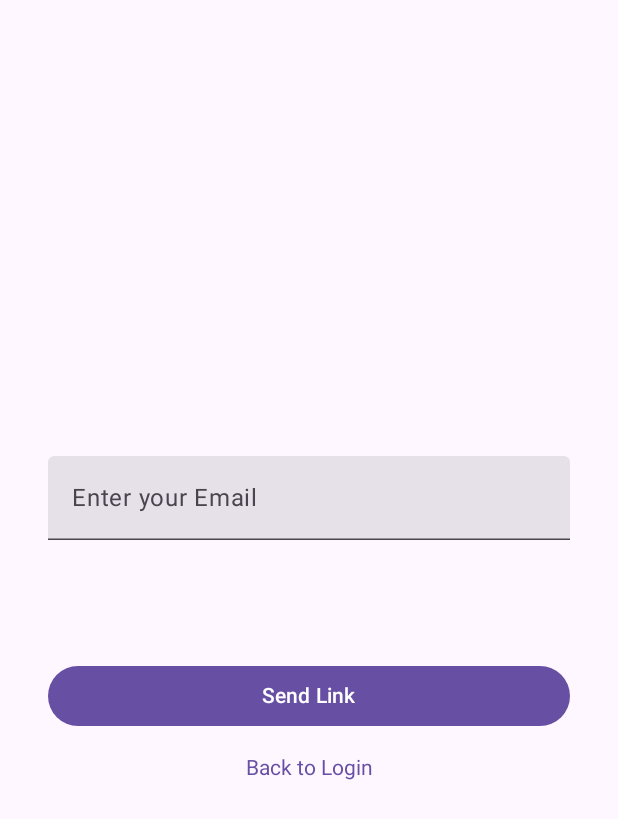
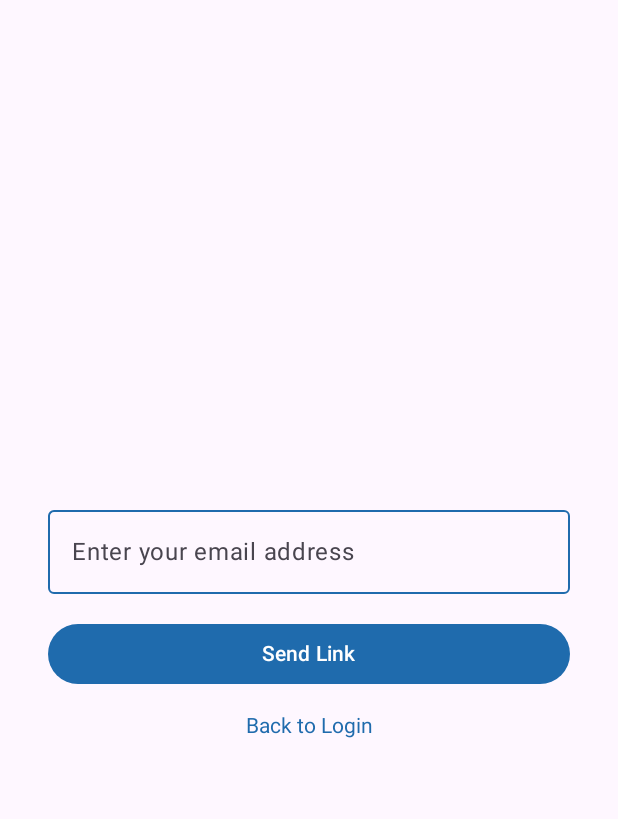
Before and after one commit to yazanalkherret/gju-events, an Android app built with Jetpack Compose: the screen it shows after launch (Forgot_pass_Activity), after a tap on "Forgot Password", on a phone screen of 412 x 824 dp. Shown: the top 819 px of the screen. Run offline under Robolectric (Android 15) with nearby library versions, the phone set to English and light mode, and no system bars; our stand-ins replace Firebase (no records; nobody signed in at launch, a user with empty details on screens opened directly).

Commit message:
Fix design login/signup/forgot password

```diff
--- a/app/src/main/java/com/example/myapplication/screens/ForgotPasswordScreen.kt
+++ b/app/src/main/java/com/example/myapplication/screens/ForgotPasswordScreen.kt
@@ -2,22 +2,41 @@ package com.example.myapplication.screens
 
 import android.widget.Toast
 import androidx.compose.foundation.clickable
-import androidx.compose.foundation.layout.*
+import androidx.compose.foundation.layout.Arrangement
+import androidx.compose.foundation.layout.Box
+import androidx.compose.foundation.layout.Column
+import androidx.compose.foundation.layout.fillMaxSize
+import androidx.compose.foundation.layout.fillMaxWidth
+import androidx.compose.foundation.layout.padding
 import androidx.compose.foundation.text.KeyboardOptions
-import androidx.compose.material3.*
-import androidx.compose.runtime.*
+import androidx.compose.material3.Button
+import androidx.compose.material3.ButtonDefaults
+import androidx.compose.material3.ExperimentalMaterial3Api
+import androidx.compose.material3.OutlinedTextField
+import androidx.compose.material3.Text
+import androidx.compose.material3.TextFieldDefaults
+import androidx.compose.runtime.Composable
+import androidx.compose.runtime.LaunchedEffect
+import androidx.compose.runtime.collectAsState
+import androidx.compose.runtime.getValue
+import androidx.compose.runtime.mutableStateOf
+import androidx.compose.runtime.remember
+import androidx.compose.runtime.setValue
 import androidx.compose.ui.Alignment
 import androidx.compose.ui.Modifier
+import androidx.compose.ui.graphics.Color
 import androidx.compose.ui.platform.LocalContext
 import androidx.compose.ui.text.input.KeyboardType
 import androidx.compose.ui.unit.dp
 import com.example.myapplication.viewmodels.ForgotPasswordViewModel
 
 
+@OptIn(ExperimentalMaterial3Api::class)
 @Composable
 fun ForgotPasswordScreen(forgotPasswordViewModel: ForgotPasswordViewModel,
                          onNavigateBack: () -> Unit
 ){
+    val primaryBlue = Color(0xFF1F6BAD)
     val message by forgotPasswordViewModel.message.collectAsState()
 
     val context = LocalContext.current
@@ -30,48 +49,66 @@ fun ForgotPasswordScreen(forgotPasswordViewModel: ForgotPasswordViewModel,
             forgotPasswordViewModel.clearMessage()
         }
     }
+    Box(
+        modifier = Modifier.fillMaxSize(),
+        contentAlignment = Alignment.Center // centers content both vertically & horizontally
+    ) {
+        Column(
+            modifier = Modifier.padding(32.dp),
+            verticalArrangement = Arrangement.spacedBy(16.dp),
+            horizontalAlignment = Alignment.CenterHorizontally,
 
-    Column(
-        modifier = Modifier.fillMaxSize().padding(32.dp),
-        verticalArrangement = Arrangement.Center,
-        horizontalAlignment = Alignment.CenterHorizontally
             ) {
-        TextField(
+            OutlinedTextField(
                 value = email,
                 onValueChange = { email = it },
-            label = { Text("Enter your Email") },
+                label = { Text("Enter your email address") },
                 singleLine = true,
                 keyboardOptions = KeyboardOptions(keyboardType = KeyboardType.Email),
-            modifier = Modifier.fillMaxWidth()
+                modifier = Modifier.fillMaxWidth(),
+                colors = TextFieldDefaults.outlinedTextFieldColors(
+                    focusedBorderColor = primaryBlue,
+                    focusedLabelColor = primaryBlue,
+                    unfocusedBorderColor = primaryBlue,
+                    cursorColor = primaryBlue
+                )
             )
 
-        Spacer(modifier = Modifier.height(80.dp))
+
 
             Button(
                 onClick = {
                     when {
                         email.isEmpty() -> {
-                    Toast.makeText(context, "Please enter your email.", Toast.LENGTH_SHORT).show()
+                            Toast.makeText(context, "Please enter your email.", Toast.LENGTH_SHORT)
+                                .show()
                         }
+
                         !email.endsWith("@gju.edu.jo") -> {
-                    Toast.makeText(context, "Only GJU emails allowed", Toast.LENGTH_SHORT).show()
+                            Toast.makeText(context, "Only GJU emails allowed", Toast.LENGTH_SHORT)
+                                .show()
                         }
+
                         else -> {
                             forgotPasswordViewModel.sendResetEmail(email)
                         }
                     }
                 },
-            modifier = Modifier.fillMaxWidth()
+                modifier = Modifier.fillMaxWidth(),
+                colors = ButtonDefaults.buttonColors(
+                    containerColor = Color(0xFF1F6BAD),
+                    contentColor = Color.White
+                )
             ) {
                 Text("Send Link")
             }
 
-        Spacer(modifier = Modifier.height(16.dp))
 
             Text(
                 text = "Back to Login",
                 modifier = Modifier.clickable() { onNavigateBack() },
-            color = MaterialTheme.colorScheme.primary
+                color = Color(0xFF1F6BAD)
             )
         }
     }
+}
--- a/app/src/main/java/com/example/myapplication/screens/LoginScreen.kt
+++ b/app/src/main/java/com/example/myapplication/screens/LoginScreen.kt
@@ -66,7 +66,7 @@ fun LoginScreen(
         modifier = Modifier
             .fillMaxSize()
             .padding(horizontal = 32.dp),
-        verticalArrangement = Arrangement.spacedBy(24.dp, Alignment.CenterVertically),
+        verticalArrangement = Arrangement.spacedBy(16.dp, Alignment.CenterVertically),
         horizontalAlignment = Alignment.CenterHorizontally
     ) {
         Image(
--- a/app/src/main/java/com/example/myapplication/screens/SignUpScreen.kt
+++ b/app/src/main/java/com/example/myapplication/screens/SignUpScreen.kt
@@ -60,7 +60,7 @@ fun SignupScreen(
         modifier = Modifier
             .fillMaxSize()
             .padding(horizontal = 32.dp),
-        verticalArrangement = Arrangement.spacedBy(24.dp, Alignment.CenterVertically),
+        verticalArrangement = Arrangement.spacedBy(16.dp, Alignment.CenterVertically),
         horizontalAlignment = Alignment.CenterHorizontally
     ) {
         Image(
```
Also changed, not shown: 1 other file. Lines whose indentation alone changed are shown as unchanged.
